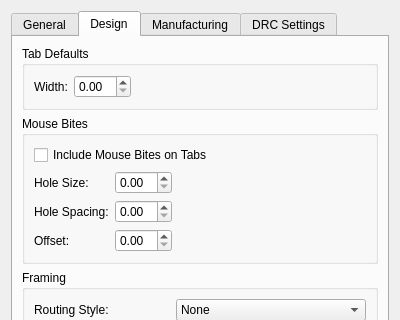
First picture: the form in libs/librepcb/editor/project/panel/panelsetupdialog.ui, repository AvetosDesign/LibrePCB, before the edit; both pictures show x 0 to 400 and y 0 to 320 of the 400 by 472 pixel window.
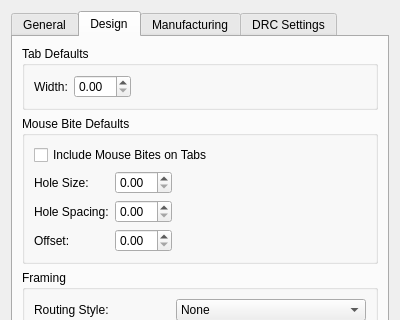
Second picture: the form after the edit. The open tabs and pages were chosen to show the change.

```diff
--- a/libs/librepcb/editor/project/panel/panelsetupdialog.ui
+++ b/libs/librepcb/editor/project/panel/panelsetupdialog.ui
@@ -118,7 +118,7 @@
        <item>
         <widget class="QGroupBox" name="grpMouseBites">
          <property name="title">
-          <string>Mouse Bites</string>
+          <string>Mouse Bite Defaults</string>
          </property>
          <layout class="QFormLayout" name="formLayoutMouseBites">
           <property name="fieldGrowthPolicy">
```
